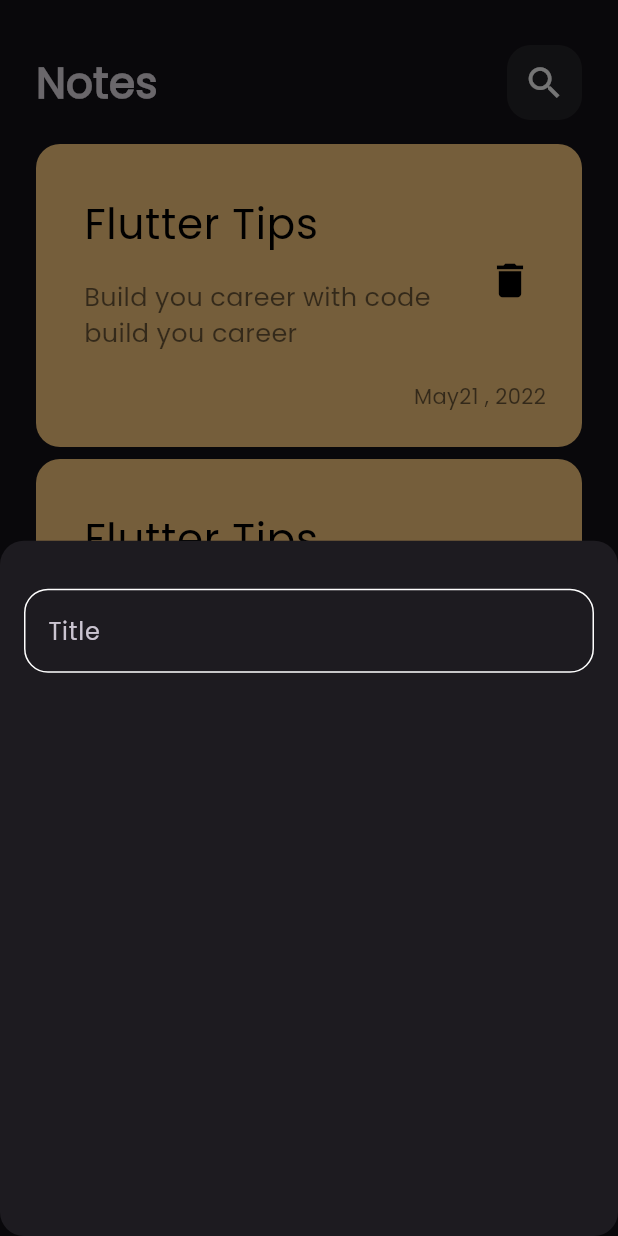
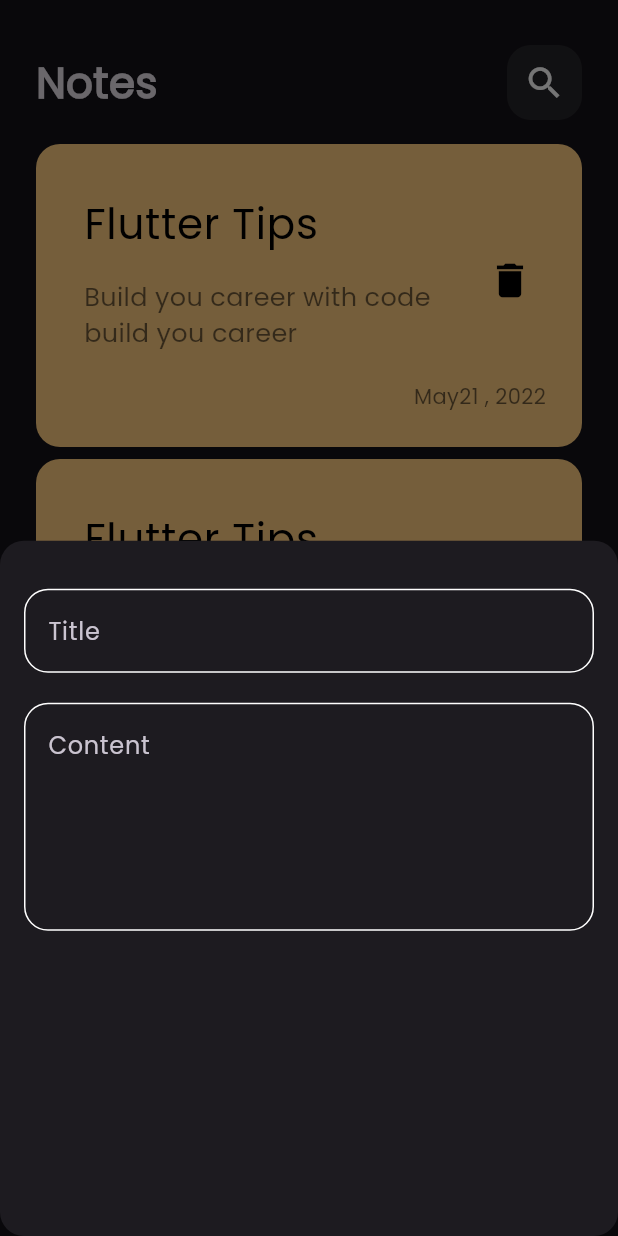
Before and after one commit to mahmoudabdelaziz00/Flutter_Notes_App, a Flutter app: the screen it shows after launch, after a tap on the "add" icon, on a phone screen of 412 x 824 dp. Run offline on Flutter 3.47's test engine with Material 3 defaults, Android fonts, the phone set to English and light mode, and no system bars.

Commit message:
add fields to notes bottom sheet

```diff
--- a/lib/views/widgets/add_note_bottom_sheet.dart
+++ b/lib/views/widgets/add_note_bottom_sheet.dart
@@ -11,7 +11,14 @@ class AddNoteBottomSheet extends StatelessWidget {
       child: Column(
         children: [
           SizedBox(height: 32,),
-          CustomTextField(),
+          CustomTextField(
+            hint: 'Title',
+          ),
+          SizedBox(height: 20,),
+          CustomTextField(
+            hint: 'Content',
+            maxLines: 5,
+          ),
         ],
       ),
     );
--- a/lib/views/widgets/custom_text_field.dart
+++ b/lib/views/widgets/custom_text_field.dart
@@ -2,14 +2,18 @@ import 'package:flutter/material.dart';
 import 'package:notes_app/constant.dart';
 
 class CustomTextField extends StatelessWidget {
-  const CustomTextField({super.key});
+  const CustomTextField({super.key, required this.hint, this.maxLines = 1});
+
+  final String hint;
+  final int maxLines ;
 
   @override
   Widget build(BuildContext context) {
     return TextField(
+      maxLines: maxLines,
       cursorColor: kPrimaryColor,
       decoration: InputDecoration(
-        hintText: 'Title',
+        hintText: hint,
         border: buildOutlineInputBorder(),
         enabledBorder: buildOutlineInputBorder(),
         focusedBorder: buildOutlineInputBorder(
```
